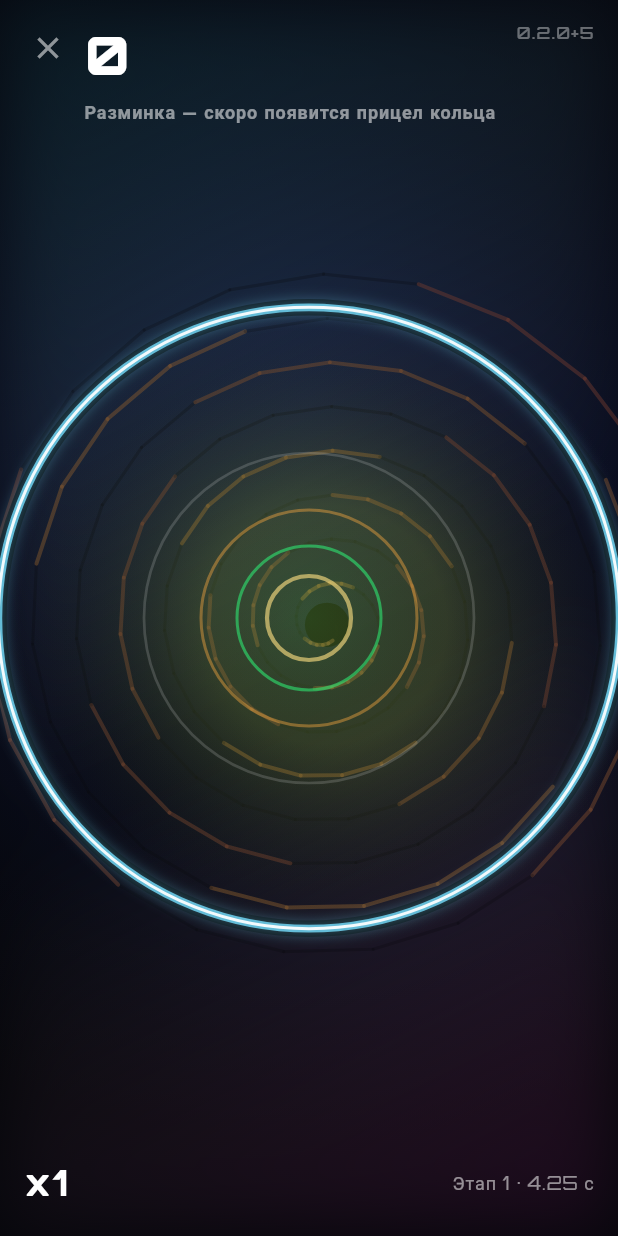
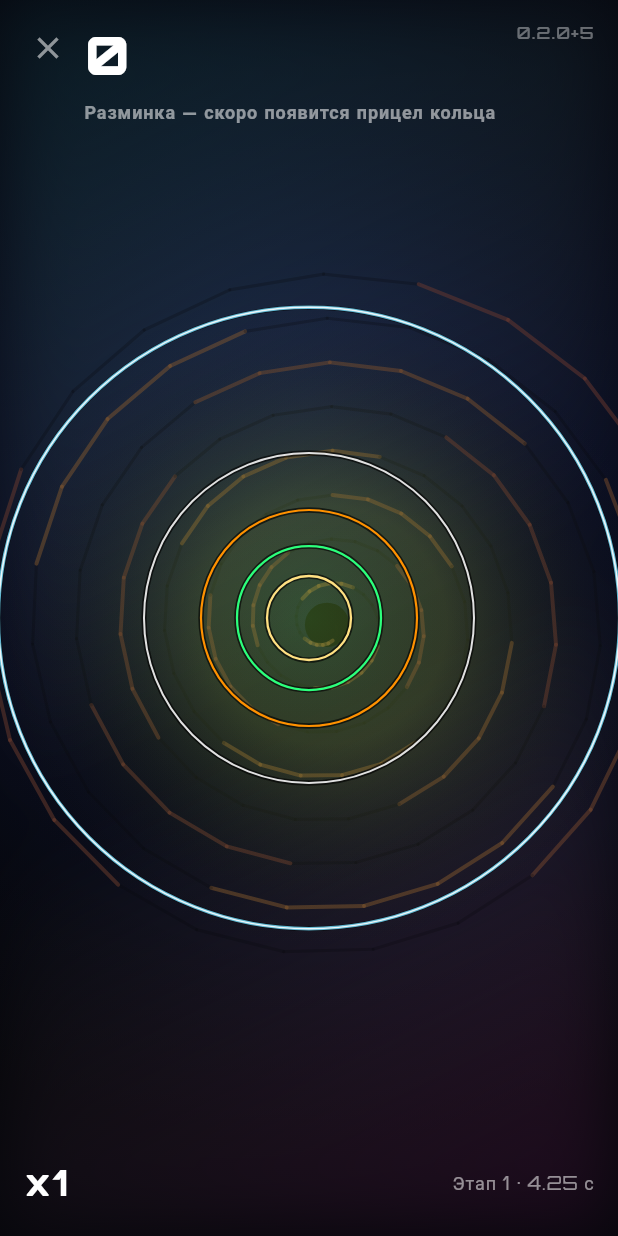
Before and after one commit to dimkahex/NeonTap, a Flutter app: the screen it shows after launch, after a tap on "ИГРАТЬ", on a phone screen of 412 x 824 dp. Run offline on Flutter 3.47's test engine with Material 3 defaults, Android fonts, the phone set to English and light mode, and no system bars; our stand-ins replace audioplayers, firebase_auth, firebase_core, firebase_database, google_fonts, shared_preferences; accounts and stored records are empty; network calls fail.

Commit message:
ui(game): thin distract ring; static score rings as crisp HUD
- StaticScoreRingsPainter: fixed 28/48/72/110 px tiers above particles (match _judge)
- MainRingHud + RingGuide: slim strokes; remove heavy zone fills
- NeonCircle: no duplicate static rings; bump 0.2.0+22

Made-with: Cursor

```diff
--- a/lib/src/screens/game_screen.dart
+++ b/lib/src/screens/game_screen.dart
@@ -18,6 +18,7 @@ import '../l10n_ext/hit_judgement_l10n.dart';
 import '../ui/neon_background.dart';
 import '../ui/neon_circle_painter.dart';
 import '../ui/main_ring_hud_painter.dart';
+import '../ui/static_score_rings_painter.dart';
 import '../ui/floating_points_overlay.dart';
 import '../ui/particles_overlay.dart';
 import '../ui/ring_guide_painter.dart';
@@ -434,7 +435,6 @@ class _GameScreenState extends State<GameScreen> with TickerProviderStateMixin {
                         pulse: distract ? _pulse.value : 0,
                         missFlash: _missFlash.value,
                         centerOffset: _centerOffset.value,
-                        ringAimMode: ringAim,
                         hideMainRingStroke: true,
                       ),
                       child: const SizedBox.expand(),
@@ -454,6 +454,12 @@ class _GameScreenState extends State<GameScreen> with TickerProviderStateMixin {
                       final double rr = r * hitScale;
                       return Stack(
                         children: <Widget>[
+                          CustomPaint(
+                            painter: StaticScoreRingsPainter(
+                              centerOffset: _centerOffset.value,
+                            ),
+                            child: const SizedBox.expand(),
+                          ),
                           CustomPaint(
                             painter: MainRingHudPainter(
                               radius: rr,
--- a/lib/src/ui/main_ring_hud_painter.dart
+++ b/lib/src/ui/main_ring_hud_painter.dart
@@ -2,8 +2,7 @@ import 'dart:math' as math;
 
 import 'package:flutter/material.dart';
 
-/// High-contrast stroke for the shrinking **main** ring — drawn above particles/overlays
-/// so timing stays readable while distract pulse and VFX still run underneath.
+/// Thin stroke for the shrinking **main** ring — above particles; keeps distract motion, not a thick “target”.
 class MainRingHudPainter extends CustomPainter {
   MainRingHudPainter({
     required this.radius,
@@ -14,7 +13,6 @@ class MainRingHudPainter extends CustomPainter {
 
   final double radius;
   final double maxRadius;
-  /// Same distract channel as [NeonCirclePainter] (0 when pulse distract is off).
   final double pulse;
   final Offset centerOffset;
 
@@ -32,30 +30,22 @@ class MainRingHudPainter extends CustomPainter {
     final double distract = 1.0 + (0.06 * math.sin(pulse * math.pi * 2));
     final double rd = r * distract;
 
-    // Dark backing — reads on bright spiral bands and particle bursts.
     final Paint silhouette = Paint()
       ..style = PaintingStyle.stroke
-      ..strokeWidth = 11
-      ..color = const Color(0xFF010203).withValues(alpha: 0.72);
+      ..strokeWidth = 3.2
+      ..color = const Color(0xFF010203).withValues(alpha: 0.55);
     canvas.drawCircle(c, rd, silhouette);
-
-    final Paint midGlow = Paint()
-      ..style = PaintingStyle.stroke
-      ..strokeWidth = 7
-      ..color = core.withValues(alpha: 0.55)
-      ..maskFilter = const MaskFilter.blur(BlurStyle.normal, 5);
-    canvas.drawCircle(c, rd, midGlow);
 
     final Paint ring = Paint()
       ..style = PaintingStyle.stroke
-      ..strokeWidth = 5.2
-      ..color = core.withValues(alpha: 1.0);
+      ..strokeWidth = 2.4
+      ..color = core.withValues(alpha: 0.98);
     canvas.drawCircle(c, rd, ring);
 
     final Paint rim = Paint()
       ..style = PaintingStyle.stroke
-      ..strokeWidth = 2.0
-      ..color = Colors.white.withValues(alpha: 0.92);
+      ..strokeWidth = 1.0
+      ..color = Colors.white.withValues(alpha: 0.88);
     canvas.drawCircle(c, rd, rim);
   }
 
--- a/lib/src/ui/neon_circle_painter.dart
+++ b/lib/src/ui/neon_circle_painter.dart
@@ -9,7 +9,6 @@ class NeonCirclePainter extends CustomPainter {
     required this.pulse,
     required this.missFlash,
     required this.centerOffset,
-    this.ringAimMode = false,
     this.hideMainRingStroke = false,
   });
 
@@ -18,8 +17,6 @@ class NeonCirclePainter extends CustomPainter {
   final double pulse; // 0..1
   final double missFlash; // 0..1
   final Offset centerOffset;
-  /// When true, fades static **timing** circles (center distance) so **обод** overlay reads clearer.
-  final bool ringAimMode;
   /// When true, main shrinking ring is drawn by [MainRingHudPainter] above VFX.
   final bool hideMainRingStroke;
 
@@ -41,46 +38,32 @@ class NeonCirclePainter extends CustomPainter {
     final double r = radius.clamp(0.0, maxRadius);
     final double progress = 1.0 - (r / maxRadius); // 0 at start, 1 at center
 
-    // Color shifts cyan -> pink/red as it shrinks.
-    final Color start = const Color(0xFF35E6FF);
-    final Color end = const Color(0xFFFF3355);
+    const Color start = Color(0xFF35E6FF);
+    const Color end = Color(0xFFFF3355);
     final Color core = Color.lerp(start, end, progress) ?? start;
 
     final double distract = 1.0 + (0.06 * math.sin(pulse * math.pi * 2));
 
-    // Zone rings — timing (distance to center); dimmed in ring-aim mode vs. обод overlay.
-    final double g = ringAimMode ? 0.42 : 1.0;
-    _ring(canvas, c, 72, Colors.orangeAccent.withOpacity(0.42 * g));
-    _ring(canvas, c, 48, const Color(0xFF2CFF7B).withOpacity(0.52 * g));
-    _ring(canvas, c, 28, const Color(0xFFFFE082).withOpacity(0.62 * g), width: 2.8);
-    _ring(canvas, c, 110, Colors.white.withOpacity(0.16 * g), width: 1.8);
+    // Static timing rings live in [StaticScoreRingsPainter] (above particles).
 
     if (!hideMainRingStroke) {
       final Paint outerGlow = Paint()
-        ..color = core.withOpacity(0.24)
+        ..color = core.withValues(alpha: 0.24)
         ..maskFilter = const MaskFilter.blur(BlurStyle.normal, 24);
 
       final Paint ring = Paint()
         ..style = PaintingStyle.stroke
         ..strokeWidth = 6
-        ..color = core.withOpacity(0.95);
+        ..color = core.withValues(alpha: 0.95);
 
       canvas.drawCircle(c, r * 1.02 * distract, outerGlow);
       canvas.drawCircle(c, r * distract, ring);
     }
 
     if (missFlash > 0) {
-      final Paint miss = Paint()..color = Colors.redAccent.withOpacity(0.35 * missFlash);
+      final Paint miss = Paint()..color = Colors.redAccent.withValues(alpha: 0.35 * missFlash);
       canvas.drawRect(bounds, miss);
     }
-  }
-
-  void _ring(Canvas canvas, Offset c, double rr, Color color, {double width = 2}) {
-    final Paint p = Paint()
-      ..style = PaintingStyle.stroke
-      ..strokeWidth = width
-      ..color = color;
-    canvas.drawCircle(c, rr, p);
   }
 
   @override
@@ -90,7 +73,6 @@ class NeonCirclePainter extends CustomPainter {
         oldDelegate.pulse != pulse ||
         oldDelegate.missFlash != missFlash ||
         oldDelegate.centerOffset != centerOffset ||
-        oldDelegate.ringAimMode != ringAimMode ||
         oldDelegate.hideMainRingStroke != hideMainRingStroke;
   }
 }
--- /dev/null
+++ b/lib/src/ui/static_score_rings_painter.dart
@@ -0,0 +1,46 @@
+import 'package:flutter/material.dart';
+
+/// Fixed-radius **timing** circles (distance from center) — same thresholds as [HitJudgement]
+/// in `game_screen.dart` (`_judge`): ULTRA / PERFECT / GOOD / OK boundaries.
+/// Thin strokes, drawn above particles so score tiers stay readable.
+class StaticScoreRingsPainter extends CustomPainter {
+  StaticScoreRingsPainter({required this.centerOffset});
+
+  final Offset centerOffset;
+
+  /// Must stay in sync with `_judge` distance thresholds in `game_screen.dart`.
+  static const double _rUltra = 28;
+  static const double _rPerfect = 48;
+  static const double _rGood = 72;
+  static const double _rOk = 110;
+
+  @override
+  void paint(Canvas canvas, Size size) {
+    final Offset c = Offset(size.width / 2, size.height / 2) + centerOffset;
+
+    void thinRing(double radius, Color color, {double width = 1.45}) {
+      if (radius < 2) return;
+      final Paint shadow = Paint()
+        ..style = PaintingStyle.stroke
+        ..strokeWidth = width + 2.2
+        ..color = const Color(0xFF000000).withValues(alpha: 0.62);
+      final Paint line = Paint()
+        ..style = PaintingStyle.stroke
+        ..strokeWidth = width
+        ..color = color;
+      canvas.drawCircle(c, radius, shadow);
+      canvas.drawCircle(c, radius, line);
+    }
+
+    // Outside → inside so inner rings stay crisp on top.
+    thinRing(_rOk, const Color(0xFFE0E0E0), width: 1.35);
+    thinRing(_rGood, const Color(0xFFFF9100), width: 1.45);
+    thinRing(_rPerfect, const Color(0xFF2CFF7B), width: 1.5);
+    thinRing(_rUltra, const Color(0xFFFFE082), width: 1.55);
+  }
+
+  @override
+  bool shouldRepaint(covariant StaticScoreRingsPainter oldDelegate) {
+    return oldDelegate.centerOffset != centerOffset;
+  }
+}
--- a/pubspec.yaml
+++ b/pubspec.yaml
@@ -4,7 +4,7 @@ publish_to: "none"
 
 # name+b: bump +1 before each push you want as a new Play Store / internal build (versionCode = B).
 # CI also appends -r<run> to the APK filename so every workflow run is unique.
-version: 0.2.0+21
+version: 0.2.0+22
 
 environment:
   sdk: ">=3.3.0 <4.0.0"
```
Also changed, not shown: lib/src/ui/ring_guide_painter.dart (+14 -70 lines).
